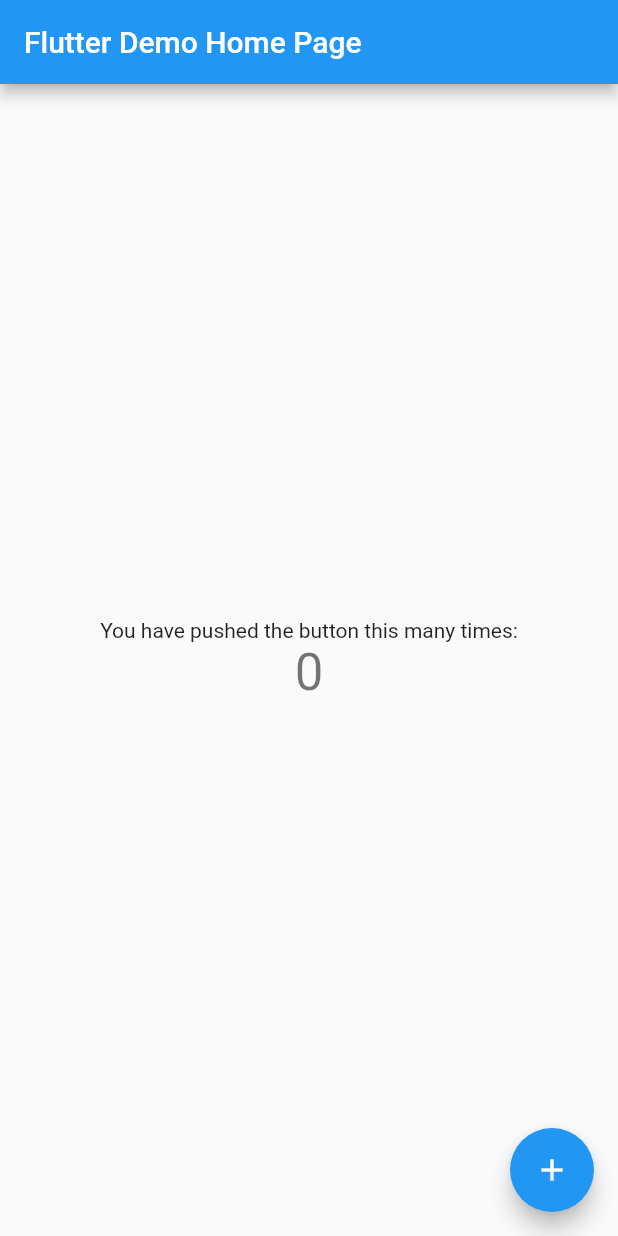
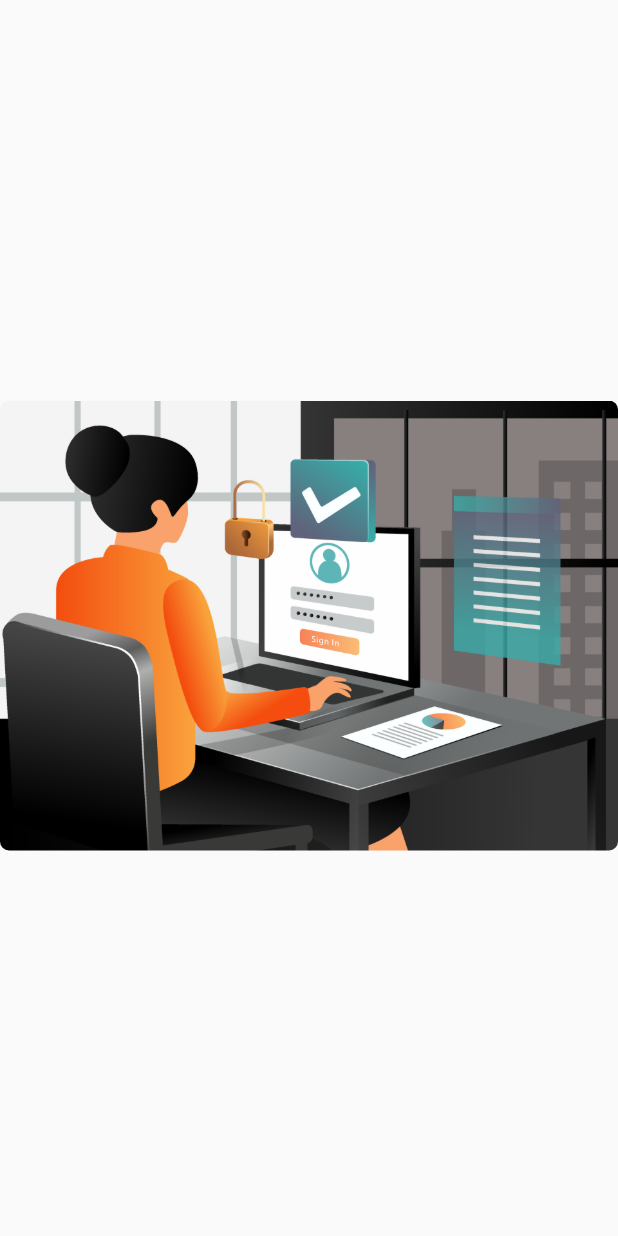
Before and after one commit to Brian-mula/email-pos, a Flutter app: the screen it shows after launch, on a phone screen of 412 x 824 dp. Run offline on Flutter 3.47's test engine with Material 2 defaults, Android fonts, the phone set to English and light mode, and no system bars; our stand-ins replace flutter_riverpod.

Commit message:
added login view

```diff
--- a/lib/main.dart
+++ b/lib/main.dart
@@ -1,3 +1,4 @@
+import 'package:emailpos/views/login_view.dart';
 import 'package:flutter/material.dart';
 
 void main() {
@@ -13,103 +14,9 @@ class MyApp extends StatelessWidget {
     return MaterialApp(
       title: 'Flutter Demo',
       theme: ThemeData(
-        // This is the theme of your application.
-        //
-        // Try running your application with "flutter run". You'll see the
-        // application has a blue toolbar. Then, without quitting the app, try
-        // changing the primarySwatch below to Colors.green and then invoke
-        // "hot reload" (press "r" in the console where you ran "flutter run",
-        // or simply save your changes to "hot reload" in a Flutter IDE).
-        // Notice that the counter didn't reset back to zero; the application
-        // is not restarted.
         primarySwatch: Colors.blue,
       ),
-      home: const MyHomePage(title: 'Flutter Demo Home Page'),
+      home: const LoginView(),
     );
   }
 }
-
-class MyHomePage extends StatefulWidget {
-  const MyHomePage({super.key, required this.title});
-
-  // This widget is the home page of your application. It is stateful, meaning
-  // that it has a State object (defined below) that contains fields that affect
-  // how it looks.
-
-  // This class is the configuration for the state. It holds the values (in this
-  // case the title) provided by the parent (in this case the App widget) and
-  // used by the build method of the State. Fields in a Widget subclass are
-  // always marked "final".
-
-  final String title;
-
-  @override
-  State<MyHomePage> createState() => _MyHomePageState();
-}
-
-class _MyHomePageState extends State<MyHomePage> {
-  int _counter = 0;
-
-  void _incrementCounter() {
-    setState(() {
-      // This call to setState tells the Flutter framework that something has
-      // changed in this State, which causes it to rerun the build method below
-      // so that the display can reflect the updated values. If we changed
-      // _counter without calling setState(), then the build method would not be
-      // called again, and so nothing would appear to happen.
-      _counter++;
-    });
-  }
-
-  @override
-  Widget build(BuildContext context) {
-    // This method is rerun every time setState is called, for instance as done
-    // by the _incrementCounter method above.
-    //
-    // The Flutter framework has been optimized to make rerunning build methods
-    // fast, so that you can just rebuild anything that needs updating rather
-    // than having to individually change instances of widgets.
-    return Scaffold(
-      appBar: AppBar(
-        // Here we take the value from the MyHomePage object that was created by
-        // the App.build method, and use it to set our appbar title.
-        title: Text(widget.title),
-      ),
-      body: Center(
-        // Center is a layout widget. It takes a single child and positions it
-        // in the middle of the parent.
-        child: Column(
-          // Column is also a layout widget. It takes a list of children and
-          // arranges them vertically. By default, it sizes itself to fit its
-          // children horizontally, and tries to be as tall as its parent.
-          //
-          // Invoke "debug painting" (press "p" in the console, choose the
-          // "Toggle Debug Paint" action from the Flutter Inspector in Android
-          // Studio, or the "Toggle Debug Paint" command in Visual Studio Code)
-          // to see the wireframe for each widget.
-          //
-          // Column has various properties to control how it sizes itself and
-          // how it positions its children. Here we use mainAxisAlignment to
-          // center the children vertically; the main axis here is the vertical
-          // axis because Columns are vertical (the cross axis would be
-          // horizontal).
-          mainAxisAlignment: MainAxisAlignment.center,
-          children: <Widget>[
-            const Text(
-              'You have pushed the button this many times:',
-            ),
-            Text(
-              '$_counter',
-              style: Theme.of(context).textTheme.headline4,
-            ),
-          ],
-        ),
-      ),
-      floatingActionButton: FloatingActionButton(
-        onPressed: _incrementCounter,
-        tooltip: 'Increment',
-        child: const Icon(Icons.add),
-      ), // This trailing comma makes auto-formatting nicer for build methods.
-    );
-  }
-}
--- /dev/null
+++ b/lib/views/login_view.dart
@@ -0,0 +1,32 @@
+import 'package:flutter/material.dart';
+import 'package:flutter_riverpod/flutter_riverpod.dart';
+
+class LoginView extends ConsumerStatefulWidget {
+  const LoginView({super.key});
+
+  @override
+  ConsumerState<ConsumerStatefulWidget> createState() => _LoginViewState();
+}
+
+class _LoginViewState extends ConsumerState<LoginView> {
+  @override
+  Widget build(BuildContext context) {
+    return Scaffold(
+      body: Center(
+        child: Padding(
+          padding: const EdgeInsets.only(top: 10),
+          child: Container(
+            height: 300,
+            width: double.maxFinite,
+            decoration: BoxDecoration(
+                borderRadius: BorderRadius.circular(6),
+                image: const DecorationImage(
+                    image: AssetImage('assets/images/login2.jpg'),
+                    fit: BoxFit.cover)),
+            child: Form(child: Column()),
+          ),
+        ),
+      ),
+    );
+  }
+}
```
Also changed, not shown: pubspec.yaml (+4 -3 lines), assets/images/login2.jpg (added), pubspec.lock.
